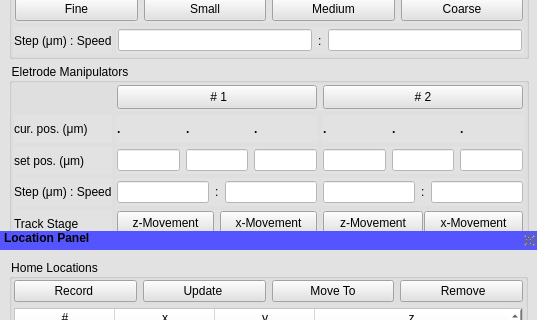
Old version of the form manipulator.ui in the repository mgraupe/ManipulatorControl; both pictures show x 0 to 537 and y 324 to 644 of the 537 by 971 pixel window.
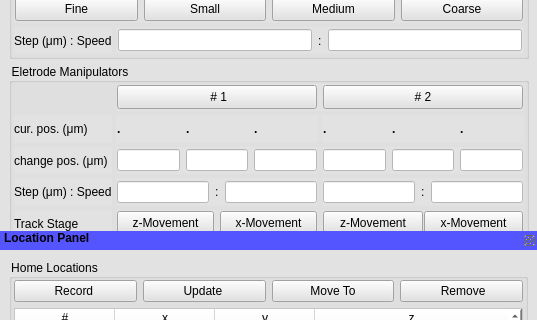
New version of the form.

Commit message: changed label and generated py file for gui

Patch:
```diff
--- a/manipulator.ui
+++ b/manipulator.ui
@@ -998,7 +998,7 @@
         <item row="3" column="0">
          <widget class="QLabel" name="label_23">
           <property name="text">
-           <string>set pos. (μm)</string>
+           <string>change pos. (μm)</string>
           </property>
          </widget>
         </item>
```
Left out of the diff: 178 changed lines with no effect on the pictures. The commit also changes 1 other file.
